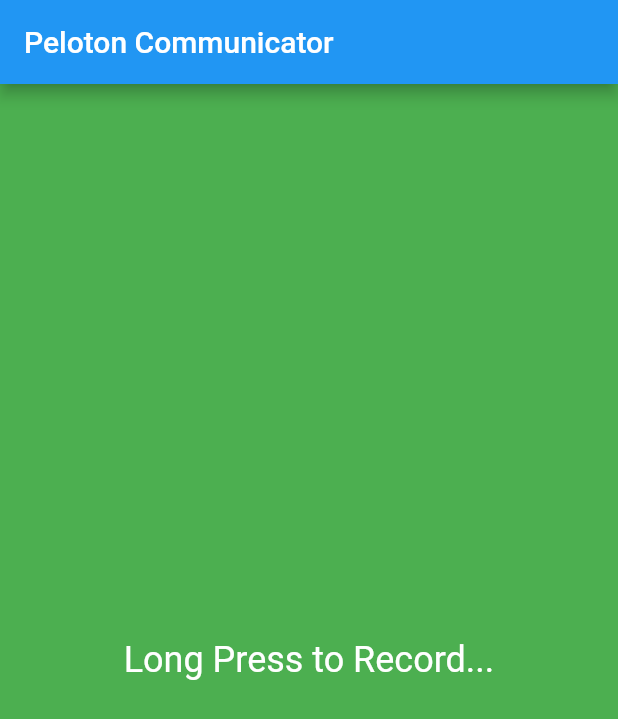
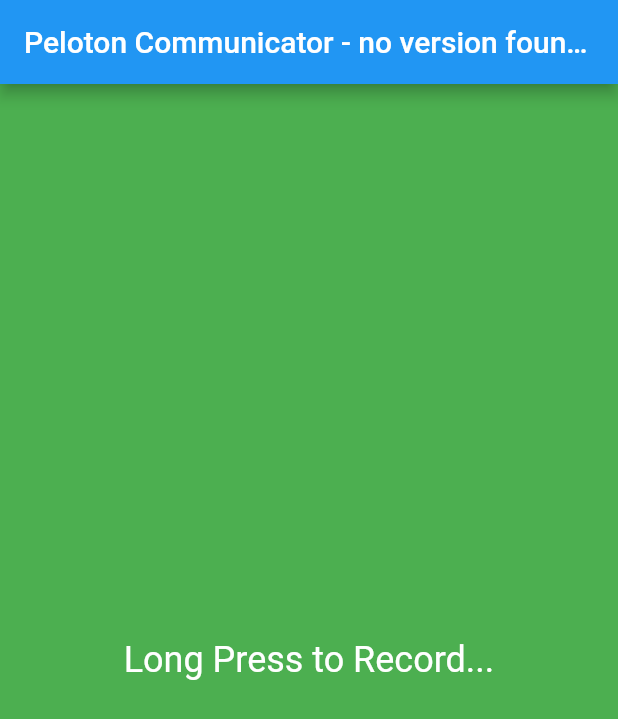
Before and after one commit to romdj/PelotonCommunicator_app, a Flutter app: the screen it shows after launch, on a phone screen of 412 x 824 dp. Shown: the top 719 px of the screen. Run offline on Flutter 3.47's test engine with Material 2 defaults, Android fonts, the phone set to English and light mode, and no system bars; our stand-ins replace package_info_plus, permission_handler; missing offline and left inert: flutter_sound.

Commit message:
Added recarding and talk-back functionalities

```diff
--- a/lib/classes/long_press_button.dart
+++ b/lib/classes/long_press_button.dart
@@ -19,11 +19,14 @@
   @override
   Widget build(BuildContext context) {
     return GestureDetector(
-      // onForcePressStart: widget.audioModel.startRecording,
       onLongPress: widget.audioModel.startRecording,
-      onLongPressEnd: (details) => widget.audioModel.stopRecording(),
+      onLongPressEnd: (details) => widget.audioModel.stopRecordingAndPlayIt(),
+      // onLongPressEnd: (details) => {
+      //   widget.audioModel.stopRecordingAndPlayIt();
+      //   widget.audioModel.closeRecorder();
+      //   },
       child: Container(
-          key: ValueKey('longPressButton'),
+          key: const ValueKey('longPressButton'),
           alignment: Alignment.center,
           color: getColor(),
           child: getText()),
@@ -45,14 +48,14 @@
   getText() {
     if (microphonePermissionHandler.hasPermission()) {
       if (widget.audioModel.buttonState == ButtonState.recording) {
-        return Text('Recording...',
+        return const Text('Recording...',
             style: TextStyle(fontSize: 24, color: Colors.white));
       } else {
-        return Text('Long Press to Record...',
+        return const Text('Long Press to Record...',
             style: TextStyle(fontSize: 24, color: Colors.white));
       }
     } else {
-      Text('Communication Functionnality blocked - Access not granted',
+      const Text('Communication Functionnality blocked - Access not granted',
           style: TextStyle(fontSize: 24, color: Colors.white));
     }
   }
--- a/lib/main.dart
+++ b/lib/main.dart
@@ -1,14 +1,22 @@
+import 'dart:io';
+import 'package:flutter/material.dart';
+
+import 'package:package_info_plus/package_info_plus.dart';
+
 import 'package:peloton_communicator/permissions/microphone_permission_handler.dart';
 import 'package:peloton_communicator/classes/audio_recording.dart';
 import 'package:peloton_communicator/classes/long_press_button.dart';
 import 'package:provider/provider.dart';
-import 'package:flutter/material.dart';
 
+var packageInfo;
 void main() async {
   WidgetsFlutterBinding
       .ensureInitialized(); // Ensures that Flutter is properly initialized before running any asynchronous code
   MicrophonePermissionHandler microphonePermissionHandler =
       MicrophonePermissionHandler();
+
+  print('packageInfo: $packageInfo');
+
   await microphonePermissionHandler.requestPermission();
 
   runApp(
@@ -17,14 +25,17 @@
       child: PelotonCommunicator(),
     ),
   );
+  packageInfo = await PackageInfo.fromPlatform();
 }
 
 class PelotonCommunicator extends StatelessWidget {
   @override
   Widget build(BuildContext context) {
+    String appHeaderTitle =
+        'Peloton Communicator - ${packageInfo?.version ?? 'no version found yet'}';
     return MaterialApp(
       home: Scaffold(
-        appBar: AppBar(title: Text('Peloton Communicator')),
+        appBar: AppBar(title: Text(appHeaderTitle)),
         body: Center(
           child: Consumer<AudioRecording>(
             builder: (context, audioModel, child) =>
--- a/pubspec.yaml
+++ b/pubspec.yaml
@@ -1,7 +1,7 @@
 name: peloton_communicator
 description: A new Flutter project.
 
-version: 0.0.1
+version: 0.0.1+1
 
 environment:
   sdk: '>=2.19.5 <3.0.0'
@@ -13,7 +13,7 @@
   provider: ^6.0.5
   flutter_sound: ^9.2.13
   permission_handler: ^9.0.0
-
+  package_info_plus: ^3.0.3
 
 dev_dependencies:
   flutter_test:
```
Also changed, not shown: lib/classes/audio_recording.dart (+33 -1 lines), lib/permissions/microphone_permission_handler.dart (+6 -4 lines), pubspec.lock.
